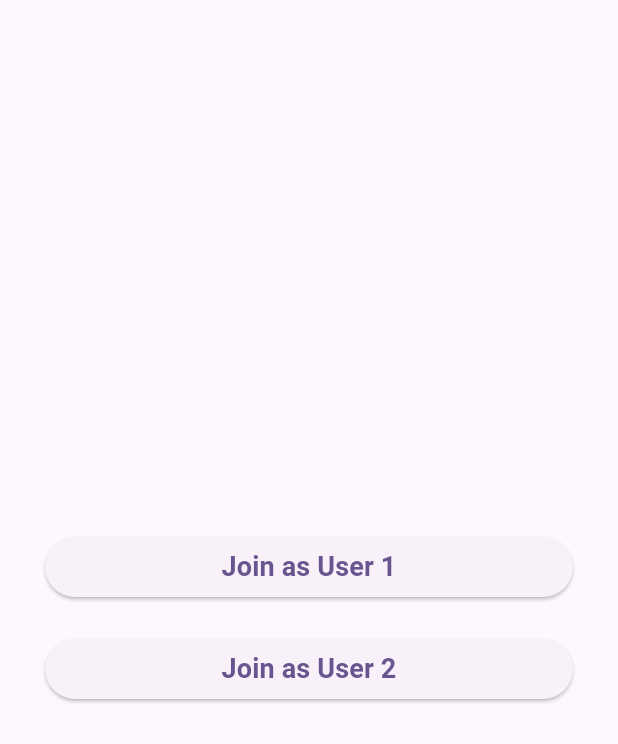
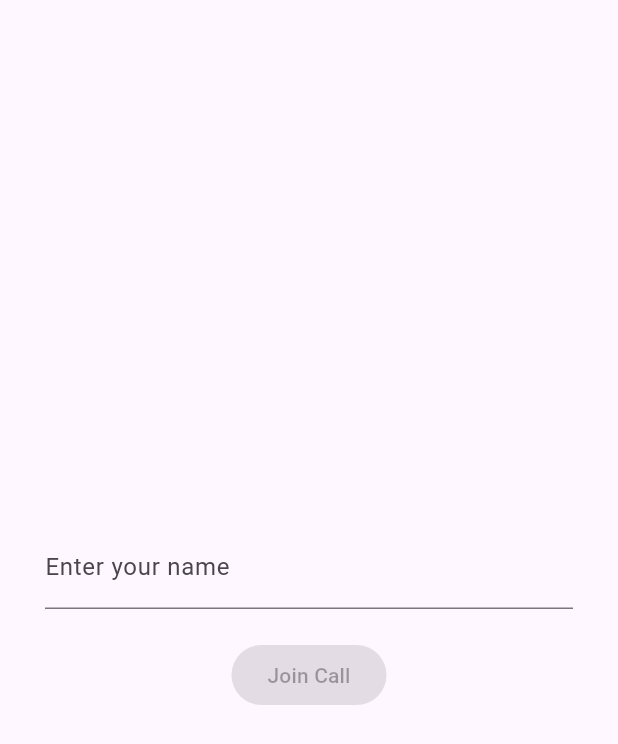
Before and after one commit to dontaskit28/flutter-stream-video-call, a Flutter app: the screen it shows after launch, on a phone screen of 412 x 824 dp. Shown: the top 744 px of the screen. Run offline on Flutter 3.47's test engine with Material 3 defaults, Android fonts, the light colour scheme and no system bars; missing offline and left inert: stream_video_flutter.

Commit message:
added api call to get tokens from backend

```diff
--- a/lib/screens/home_screen.dart
+++ b/lib/screens/home_screen.dart
@@ -1,8 +1,11 @@
+import 'dart:convert';
+
 import 'package:flutter/material.dart';
 import 'package:flutter_stream_video_call/screens/call_screen.dart';
 import 'package:flutter_stream_video_call/screens/loader_dialog.dart';
 import 'package:flutter_stream_video_call/utils/constansts.dart';
 import 'package:stream_video_flutter/stream_video_flutter.dart';
+import 'package:http/http.dart' as http;
 
 class HomeScreen extends StatefulWidget {
   const HomeScreen({super.key});
@@ -12,16 +15,27 @@ class HomeScreen extends StatefulWidget {
 }
 
 class _HomeScreenState extends State<HomeScreen> {
+  final TextEditingController _nameController = TextEditingController();
+
   @override
   void initState() {
+    _nameController.addListener(() {
+      setState(() {});
+    });
     super.initState();
+  }
+
+  @override
+  void dispose() {
+    _nameController.dispose();
+    super.dispose();
   }
 
   makeACall({
     required String userId,
-    required String userToken,
+    // required String userToken,
     required String name,
-    required String role,
+    String role = 'admin',
     required BuildContext context,
   }) async {
     try {
@@ -32,7 +46,14 @@ class _HomeScreenState extends State<HomeScreen> {
           name: name,
           role: role,
         ),
-        userToken: userToken,
+        // userToken: userToken,
+        tokenLoader: (userId) async {
+          print("Testing....... $userId");
+          return await getUserToken(
+            userId: userId,
+            name: name,
+          );
+        },
         options: const StreamVideoOptions(
           logPriority: Priority.debug,
         ),
@@ -66,38 +87,69 @@ class _HomeScreenState extends State<HomeScreen> {
     }
   }
 
+  Future<String> getUserToken({
+    required String userId,
+    required String name,
+    String role = 'admin',
+  }) async {
+    final url = Uri.parse('$apiUrl/createUser');
+    Map<String, dynamic> body = {
+      'userId': userId,
+      'name': name,
+      'role': role,
+    };
+    Map<String, String> headers = {
+      'Content-type': 'application/json',
+    };
+    debugPrint('Request body: $body');
+    final response = await http.post(
+      headers: headers,
+      url,
+      body: json.encode(body),
+    );
+    print("Testing....... ${response}");
+    if (response.statusCode == 200) {
+      return jsonDecode(response.body)['token'];
+    } else {
+      debugPrint('Testing......: ${response.body}');
+      throw Exception('Failed to get user token');
+    }
+  }
+
   @override
   Widget build(BuildContext context) {
     return Scaffold(
       body: Padding(
         padding: const EdgeInsets.symmetric(horizontal: 30),
         child: Center(
-          child: ListView.separated(
-            separatorBuilder: (context, index) => const SizedBox(height: 20),
-            itemCount: users.length,
-            shrinkWrap: true,
-            itemBuilder: (context, index) {
-              return ElevatedButton(
-                child: Text(
-                  "Join as ${users[index].name}",
-                  style: const TextStyle(
-                    fontSize: 18,
-                    fontWeight: FontWeight.bold,
-                  ),
-                  textAlign: TextAlign.center,
+          child: Column(
+            mainAxisAlignment: MainAxisAlignment.center,
+            children: [
+              TextField(
+                controller: _nameController,
+                decoration: const InputDecoration(
+                  labelText: 'Enter your name',
                 ),
-                onPressed: () async {
-                  showLoaderDialog(context);
-                  await makeACall(
-                    userId: users[index].userId,
-                    userToken: users[index].userToken,
-                    name: users[index].name,
-                    role: users[index].role,
-                    context: context,
-                  );
-                },
-              );
-            },
+              ),
+              const SizedBox(height: 20),
+              ElevatedButton(
+                onPressed: _nameController.text.isEmpty
+                    ? null
+                    : () async {
+                        showLoaderDialog(context);
+                        String userId =
+                            '${_nameController.text}-${DateTime.now().millisecondsSinceEpoch}';
+                        if (context.mounted) {
+                          makeACall(
+                            userId: userId,
+                            name: _nameController.text,
+                            context: context,
+                          );
+                        }
+                      },
+                child: const Text('Join Call'),
+              ),
+            ],
           ),
         ),
       ),
--- a/lib/utils/constansts.dart
+++ b/lib/utils/constansts.dart
@@ -1,21 +1,3 @@
-import 'package:flutter_stream_video_call/models/user_model.dart';
-
 String get apiKey => "5qy99tygpw6j";
 String get getCallId => 'call-testing';
-
-List<CustomUserType> users = [
-  CustomUserType(
-    name: "User 1",
-    role: "admin",
-    userId: "user-1",
-    userToken:
-        "eyJhbGciOiJIUzI1NiIsInR5cCI6IkpXVCJ9.eyJ1c2VyX2lkIjoidXNlci0xIiwiZXhwIjoxNzE5MTE5NDM5LCJpYXQiOjE3MTkxMTU4Mzd9.iYOqo0M7UVsKmm-g8wLwox5TMyC9YGSzsmzd6_nSPRg",
-  ),
-  CustomUserType(
-    name: "User 2",
-    role: "admin",
-    userId: "user-2",
-    userToken:
-        "eyJhbGciOiJIUzI1NiIsInR5cCI6IkpXVCJ9.eyJ1c2VyX2lkIjoidXNlci0yIiwiZXhwIjoxNzE5MTE5NDM5LCJpYXQiOjE3MTkxMTU4Mzd9.A9nyqXtKeuxp08_iYQzknCNM_Ku_lHPsRp8iPABKQIQ",
-  ),
-];
+String get apiUrl => 'https://stream-admin-chi.vercel.app';
--- a/pubspec.yaml
+++ b/pubspec.yaml
@@ -35,6 +35,7 @@ dependencies:
   # Use with the CupertinoIcons class for iOS style icons.
   cupertino_icons: ^1.0.6
   stream_video_flutter: ^0.4.2
+  http: ^1.2.1
 
 dev_dependencies:
   flutter_test:
```
Also changed, not shown: pubspec.lock.
